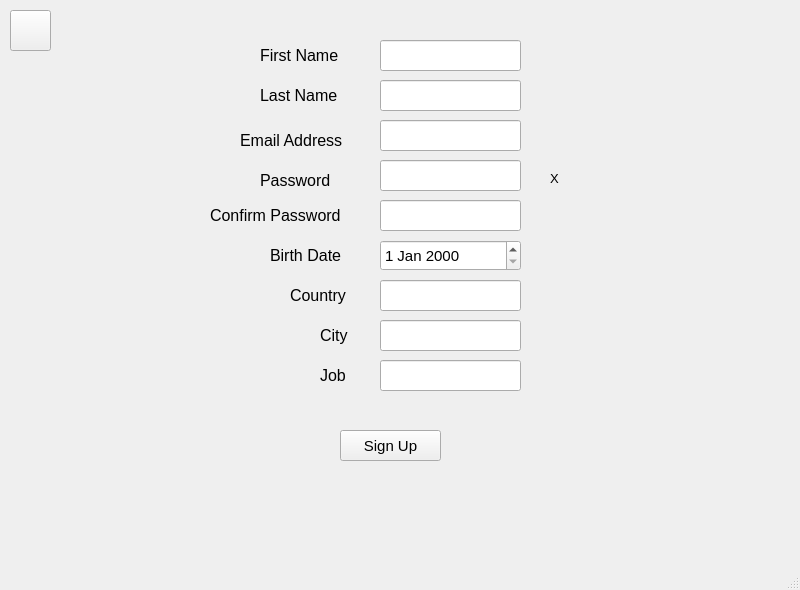
Qt form front end/create_account.ui (Eugeo101/Commerce-Marketplace-system) before a commit.
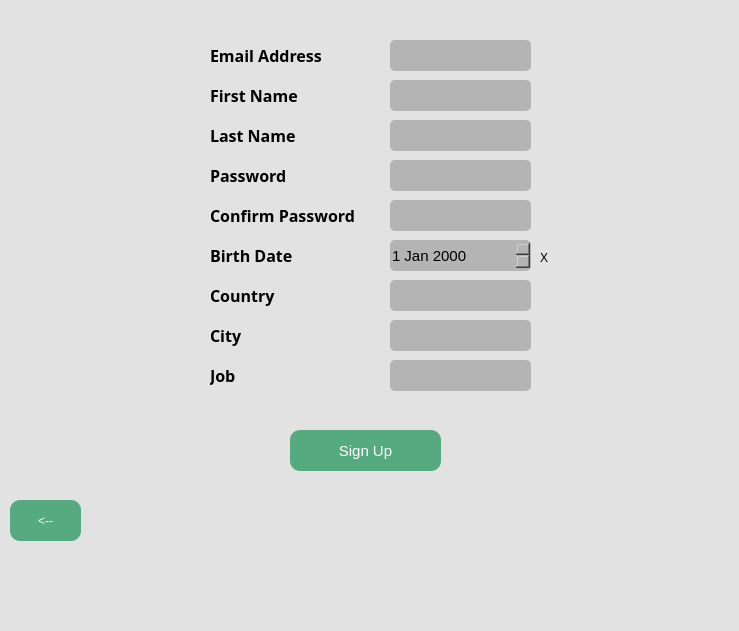
The same form after that commit.

Diff of the .ui file:
```diff
--- a/front end/create_account.ui
+++ b/front end/create_account.ui
@@ -6,21 +6,30 @@
    <rect>
     <x>0</x>
     <y>0</y>
-    <width>800</width>
-    <height>590</height>
+    <width>739</width>
+    <height>631</height>
    </rect>
   </property>
   <property name="windowTitle">
    <string>MainWindow</string>
   </property>
+  <property name="toolTip">
+   <string/>
+  </property>
+  <property name="toolTipDuration">
+   <number>-1</number>
+  </property>
+  <property name="styleSheet">
+   <string notr="true">background-color: rgb(226, 226, 226);</string>
+  </property>
   <widget class="QWidget" name="centralwidget">
    <widget class="QPushButton" name="signupbutton">
     <property name="geometry">
      <rect>
-      <x>340</x>
+      <x>290</x>
       <y>430</y>
-      <width>101</width>
-      <height>31</height>
+      <width>151</width>
+      <height>41</height>
      </rect>
     </property>
     <property name="font">
@@ -28,6 +37,11 @@
       <pointsize>11</pointsize>
      </font>
     </property>
+    <property name="styleSheet">
+     <string notr="true">border-radius: 10px;
+color: rgb(255, 255, 255);
+background-color: rgb(85, 170, 127);</string>
+    </property>
     <property name="text">
      <string>Sign Up</string>
     </property>
@@ -35,15 +49,18 @@
    <widget class="QLabel" name="lastnamelabel">
     <property name="geometry">
      <rect>
-      <x>260</x>
-      <y>80</y>
+      <x>210</x>
+      <y>120</y>
       <width>111</width>
       <height>31</height>
      </rect>
     </property>
     <property name="font">
      <font>
+      <family>Yu Gothic UI Semibold</family>
       <pointsize>12</pointsize>
+      <weight>75</weight>
+      <bold>true</bold>
      </font>
     </property>
     <property name="text">
@@ -53,15 +70,18 @@
    <widget class="QLabel" name="firstnamelabel">
     <property name="geometry">
      <rect>
-      <x>260</x>
-      <y>40</y>
+      <x>210</x>
+      <y>80</y>
       <width>101</width>
       <height>31</height>
      </rect>
     </property>
     <property name="font">
      <font>
+      <family>Yu Gothic UI Semibold</family>
       <pointsize>12</pointsize>
+      <weight>75</weight>
+      <bold>true</bold>
      </font>
     </property>
     <property name="text">
@@ -74,15 +94,18 @@
    <widget class="QLabel" name="emaillabel">
     <property name="geometry">
      <rect>
-      <x>240</x>
-      <y>130</y>
+      <x>210</x>
+      <y>40</y>
       <width>131</width>
-      <height>21</height>
+      <height>31</height>
      </rect>
     </property>
     <property name="font">
      <font>
+      <family>Yu Gothic UI Semibold</family>
       <pointsize>12</pointsize>
+      <weight>75</weight>
+      <bold>true</bold>
      </font>
     </property>
     <property name="text">
@@ -95,15 +118,18 @@
    <widget class="QLabel" name="passlabel">
     <property name="geometry">
      <rect>
-      <x>260</x>
-      <y>170</y>
+      <x>210</x>
+      <y>160</y>
       <width>111</width>
-      <height>21</height>
+      <height>31</height>
      </rect>
     </property>
     <property name="font">
      <font>
+      <family>Yu Gothic UI Semibold</family>
       <pointsize>12</pointsize>
+      <weight>75</weight>
+      <bold>true</bold>
      </font>
     </property>
     <property name="text">
@@ -115,13 +141,16 @@
      <rect>
       <x>210</x>
       <y>200</y>
-      <width>161</width>
+      <width>171</width>
       <height>31</height>
      </rect>
     </property>
     <property name="font">
      <font>
+      <family>Yu Gothic UI Semibold</family>
       <pointsize>12</pointsize>
+      <weight>75</weight>
+      <bold>true</bold>
      </font>
     </property>
     <property name="text">
@@ -134,57 +163,77 @@
    <widget class="QLineEdit" name="fnamein">
     <property name="geometry">
      <rect>
-      <x>380</x>
+      <x>390</x>
       <y>40</y>
       <width>141</width>
       <height>31</height>
      </rect>
     </property>
+    <property name="styleSheet">
+     <string notr="true">border-radius: 5px;
+background-color: rgb(180, 180, 180);</string>
+    </property>
    </widget>
    <widget class="QLineEdit" name="lnamein">
     <property name="geometry">
      <rect>
-      <x>380</x>
+      <x>390</x>
       <y>80</y>
       <width>141</width>
       <height>31</height>
      </rect>
     </property>
+    <property name="styleSheet">
+     <string notr="true">border-radius: 5px;
+background-color: rgb(180, 180, 180);</string>
+    </property>
    </widget>
    <widget class="QLineEdit" name="emailin">
     <property name="geometry">
      <rect>
-      <x>380</x>
+      <x>390</x>
       <y>120</y>
       <width>141</width>
       <height>31</height>
      </rect>
     </property>
+    <property name="styleSheet">
+     <string notr="true">border-radius: 5px;
+background-color: rgb(180, 180, 180);</string>
+    </property>
    </widget>
    <widget class="QLineEdit" name="passin">
     <property name="geometry">
      <rect>
-      <x>380</x>
+      <x>390</x>
       <y>160</y>
       <width>141</width>
       <height>31</height>
      </rect>
     </property>
+    <property name="styleSheet">
+     <string notr="true">border-radius: 5px;
+background-color: rgb(180, 180, 180);</string>
+    </property>
    </widget>
    <widget class="QLineEdit" name="cpassin">
     <property name="geometry">
      <rect>
-      <x>380</x>
+      <x>390</x>
       <y>200</y>
       <width>141</width>
       <height>31</height>
      </rect>
     </property>
+    <property name="styleSheet">
+     <string notr="true">border-radius: 5px;
+background-color: rgb(180, 180, 180);</string>
+    </property>
    </widget>
    <widget class="QLabel" name="countrylabel">
     <property name="geometry">
      <rect>
-      <x>290</x>
+      <x>210</x>
       <y>280</y>
       <width>81</width>
       <height>31</height>
@@ -192,7 +241,10 @@
     </property>
     <property name="font">
      <font>
+      <family>Yu Gothic UI Semibold</family>
       <pointsize>12</pointsize>
+      <weight>75</weight>
+      <bold>true</bold>
      </font>
     </property>
     <property name="text">
@@ -202,17 +254,21 @@
    <widget class="QLineEdit" name="countryin">
     <property name="geometry">
      <rect>
-      <x>380</x>
+      <x>390</x>
       <y>280</y>
       <width>141</width>
       <height>31</height>
      </rect>
     </property>
+    <property name="styleSheet">
+     <string notr="true">border-radius: 5px;
+background-color: rgb(180, 180, 180);</string>
+    </property>
    </widget>
    <widget class="QLabel" name="bdatelabel">
     <property name="geometry">
      <rect>
-      <x>270</x>
+      <x>210</x>
       <y>240</y>
       <width>101</width>
       <height>31</height>
@@ -220,7 +276,10 @@
     </property>
     <property name="font">
      <font>
+      <family>Yu Gothic UI Semibold</family>
       <pointsize>12</pointsize>
+      <weight>75</weight>
+      <bold>true</bold>
      </font>
     </property>
     <property name="text">
@@ -233,17 +292,21 @@
    <widget class="QLineEdit" name="cityin">
     <property name="geometry">
      <rect>
-      <x>380</x>
+      <x>390</x>
       <y>320</y>
       <width>141</width>
       <height>31</height>
      </rect>
     </property>
+    <property name="styleSheet">
+     <string notr="true">border-radius: 5px;
+background-color: rgb(180, 180, 180);</string>
+    </property>
    </widget>
    <widget class="QLabel" name="joblabel">
     <property name="geometry">
      <rect>
-      <x>320</x>
+      <x>210</x>
       <y>360</y>
       <width>41</width>
       <height>31</height>
@@ -251,7 +314,10 @@
     </property>
     <property name="font">
      <font>
+      <family>Yu Gothic UI Semibold</family>
       <pointsize>12</pointsize>
+      <weight>75</weight>
+      <bold>true</bold>
      </font>
     </property>
     <property name="text">
@@ -261,17 +327,21 @@
    <widget class="QLineEdit" name="jobin">
     <property name="geometry">
      <rect>
-      <x>380</x>
+      <x>390</x>
       <y>360</y>
       <width>141</width>
       <height>31</height>
      </rect>
     </property>
+    <property name="styleSheet">
+     <string notr="true">border-radius: 5px;
+background-color: rgb(180, 180, 180);</string>
+    </property>
    </widget>
    <widget class="QLabel" name="citylabel">
     <property name="geometry">
      <rect>
-      <x>320</x>
+      <x>210</x>
       <y>320</y>
       <width>41</width>
       <height>31</height>
@@ -279,7 +349,10 @@
     </property>
     <property name="font">
      <font>
+      <family>Yu Gothic UI Semibold</family>
       <pointsize>12</pointsize>
+      <weight>75</weight>
+      <bold>true</bold>
      </font>
     </property>
     <property name="text">
@@ -289,23 +362,10 @@
      <bool>false</bool>
     </property>
    </widget>
-   <widget class="QPushButton" name="backbutton">
-    <property name="geometry">
-     <rect>
-      <x>10</x>
-      <y>10</y>
-      <width>41</width>
-      <height>41</height>
-     </rect>
-    </property>
-    <property name="text">
-     <string/>
-    </property>
-   </widget>
    <widget class="QDateEdit" name="bdatein">
     <property name="geometry">
      <rect>
-      <x>380</x>
+      <x>390</x>
       <y>240</y>
       <width>141</width>
       <height>31</height>
@@ -313,31 +373,46 @@
     </property>
     <property name="font">
      <font>
+      <family>Yu Gothic UI</family>
       <pointsize>11</pointsize>
      </font>
     </property>
+    <property name="styleSheet">
+     <string notr="true">border-radius: 5px;
+background-color: rgb(180, 180, 180);</string>
+    </property>
    </widget>
    <widget class="QLabel" name="passinfo">
     <property name="geometry">
      <rect>
-      <x>550</x>
-      <y>170</y>
+      <x>540</x>
+      <y>250</y>
       <width>21</width>
       <height>16</height>
      </rect>
     </property>
-    <property name="font">
-     <font>
-      <pointsize>10</pointsize>
-     </font>
-    </property>
-    <property name="cursor">
-     <cursorShape>PointingHandCursor</cursorShape>
-    </property>
     <property name="text">
      <string>X</string>
     </property>
    </widget>
+   <widget class="QPushButton" name="backbutton">
+    <property name="geometry">
+     <rect>
+      <x>10</x>
+      <y>500</y>
+      <width>71</width>
+      <height>41</height>
+     </rect>
+    </property>
+    <property name="styleSheet">
+     <string notr="true">border-radius: 10px;
+color: rgb(255, 255, 255);
+background-color: rgb(85, 170, 127);</string>
+    </property>
+    <property name="text">
+     <string>&lt;--</string>
+    </property>
+   </widget>
   </widget>
   <widget class="QMenuBar" name="menubar">
    <property name="geometry">
```
Left out of the diff: 5 changed lines with no effect on the pictures.
